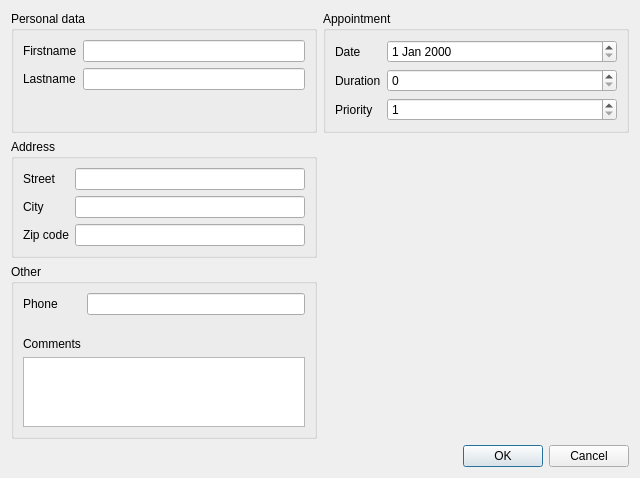
mariedegen/QtProject, file addclientwindow.ui: the form before one commit.
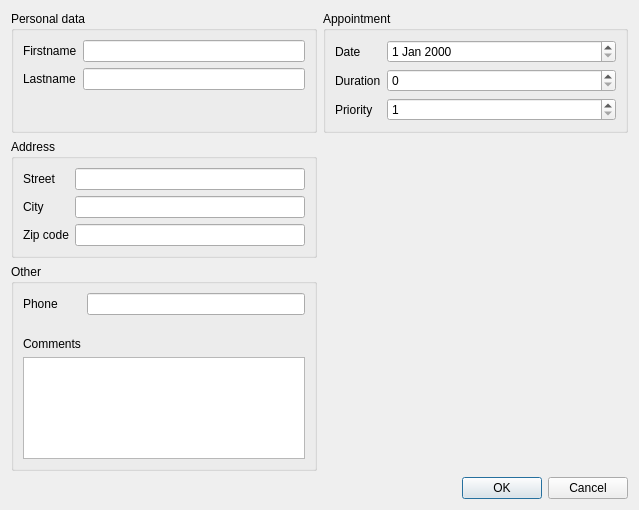
The form after the commit.

What changed in the file:
```diff
--- a/addclientwindow.ui
+++ b/addclientwindow.ui
@@ -6,8 +6,8 @@
    <rect>
     <x>0</x>
     <y>0</y>
-    <width>640</width>
-    <height>478</height>
+    <width>639</width>
+    <height>510</height>
    </rect>
   </property>
   <property name="windowTitle">
```
